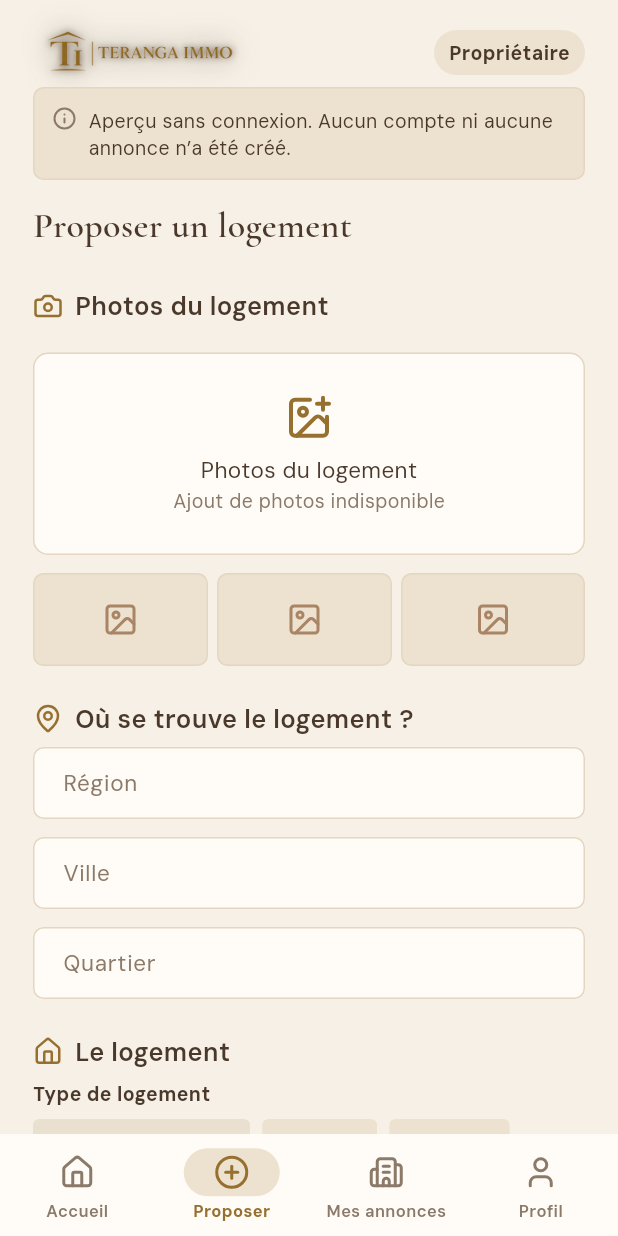
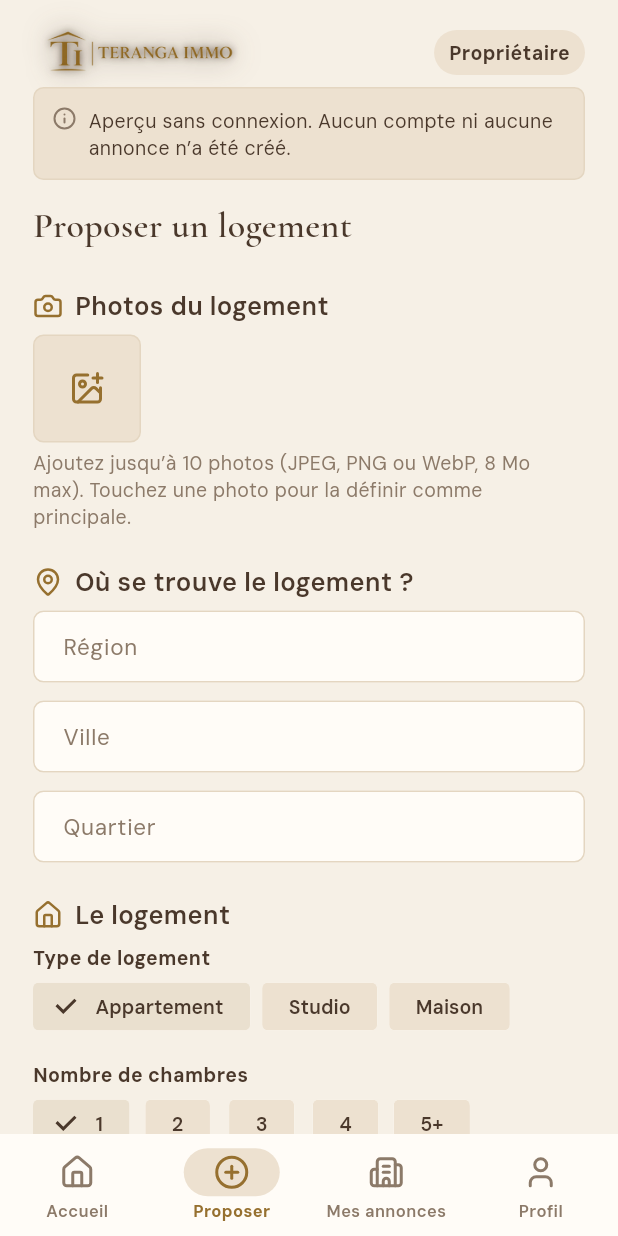
Before and after one commit to binetoukhoumatiossanacademy-code/teranga-immo, a Flutter app: the OwnerFlow screen opened directly, after a tap on "S’inscrire", after a tap on "Consulter les écrans sans connexion", after a tap on "Proposer un logement", on a phone screen of 412 x 824 dp. Run offline on Flutter 3.47's test engine with Material 3 defaults, Android fonts, the phone set to English and light mode, and no system bars; our stand-ins replace flutter_lucide, flutter_svg, image_picker, supabase_flutter; accounts and stored records are empty.

Commit message:
feat(supabase): brancher l'upload de photos sur la publication d'annonce
Ajoute image_picker pour selectionner jusqu'a 10 photos (JPEG/PNG/WebP,
8 Mo max) depuis l'ecran Proposer un logement, avec apercu, choix de
la photo principale et suppression. A l'envoi, chaque photo est
televersee dans le bucket Supabase Storage annonces-photos puis liee
a la version de l'annonce (photos_annonces, annonces_versions_photos),
ce qui permet enfin a soumettre_annonce de reussir quand au moins une
photo principale est fournie.

Co-Authored-By: Claude Sonnet 5 <noreply@anthropic.com>

```diff
--- a/lib/owner_flow.dart
+++ b/lib/owner_flow.dart
@@ -1,5 +1,8 @@
+import 'dart:typed_data';
+
 import 'package:flutter/material.dart';
 import 'package:flutter_lucide/flutter_lucide.dart';
+import 'package:image_picker/image_picker.dart';
 import 'account_page.dart';
 import 'account_service.dart';
 import 'announcement_service.dart';
@@ -7,6 +10,25 @@ import 'design_system/design_system.dart';
 import 'models/account_role.dart';
 import 'models/announcement.dart';
 import 'tenant_widgets.dart';
+
+class _PickedPhoto {
+  _PickedPhoto({required this.bytes, required this.mimeType});
+  final Uint8List bytes;
+  final String mimeType;
+}
+
+String? _mimeTypeFor(XFile file, String? reported) {
+  if (reported == 'image/jpeg' ||
+      reported == 'image/png' ||
+      reported == 'image/webp') {
+    return reported;
+  }
+  final name = file.name.toLowerCase();
+  if (name.endsWith('.png')) return 'image/png';
+  if (name.endsWith('.webp')) return 'image/webp';
+  if (name.endsWith('.jpg') || name.endsWith('.jpeg')) return 'image/jpeg';
+  return null;
+}
 
 /// Parcours visuel propriétaire. La publication d'une annonce (brouillon,
 /// contact, envoi au contrôle) est raccordée à Supabase via
@@ -56,6 +78,8 @@ class _OwnerFlowState extends State<OwnerFlow> {
   int bedrooms = 1;
   bool furnished = false;
   DateTime? availableFrom;
+  final photos = <_PickedPhoto>[];
+  int? principalPhotoIndex;
   AnnouncementWorkflowId? lastDraftId;
   bool lastSubmitted = false;
   String? lastRefusalReason;
@@ -285,6 +309,15 @@ class _OwnerFlowState extends State<OwnerFlow> {
         phoneWhatsApp: phone,
         email: widget.account!.user!.email,
       );
+      for (var i = 0; i < photos.length; i++) {
+        await gateway.uploadPhoto(
+          announcementId: id,
+          bytes: photos[i].bytes,
+          mimeType: photos[i].mimeType,
+          order: i,
+          principal: i == principalPhotoIndex,
+        );
+      }
       var submitted = false;
       String? refusal;
       try {
@@ -738,51 +771,149 @@ class _OwnerFlowState extends State<OwnerFlow> {
       ],
     ),
   );
-  Widget photoSlots() => Padding(
+  Future<void> pickPhotos() async {
+    if (photos.length >= 10) return;
+    List<XFile> picked;
+    try {
+      picked = await ImagePicker().pickMultiImage(limit: 10 - photos.length);
+    } catch (_) {
+      if (mounted) {
+        setState(() => message = 'Impossible d’accéder à vos photos.');
+      }
+      return;
+    }
+    var rejected = false;
+    for (final file in picked) {
+      if (photos.length >= 10) break;
+      final bytes = await file.readAsBytes();
+      final mimeType = _mimeTypeFor(file, file.mimeType);
+      if (mimeType == null || bytes.length > 8388608) {
+        rejected = true;
+        continue;
+      }
+      photos.add(_PickedPhoto(bytes: bytes, mimeType: mimeType));
+    }
+    if (!mounted) return;
+    setState(() {
+      principalPhotoIndex ??= photos.isEmpty ? null : 0;
+      message = rejected
+          ? 'Certaines photos ont été ignorées (JPEG, PNG ou WebP, 8 Mo maximum).'
+          : message;
+    });
+  }
+
+  void removePhoto(int index) {
+    setState(() {
+      photos.removeAt(index);
+      if (photos.isEmpty) {
+        principalPhotoIndex = null;
+      } else if (principalPhotoIndex == index) {
+        principalPhotoIndex = 0;
+      } else if (principalPhotoIndex != null && principalPhotoIndex! > index) {
+        principalPhotoIndex = principalPhotoIndex! - 1;
+      }
+    });
+  }
+
+  Widget photoPicker({bool editable = true}) => Padding(
     padding: const EdgeInsets.only(bottom: TerangaSpacing.md),
-    child: Row(
-      children: [
-        for (var i = 0; i < 3; i++)
-          Expanded(
+    child: Column(
+      crossAxisAlignment: CrossAxisAlignment.start,
+      children: [
+        Wrap(
+          spacing: 8,
+          runSpacing: 8,
+          children: [
+            for (var i = 0; i < photos.length; i++)
+              SizedBox(
+                width: 72,
+                height: 72,
+                child: Stack(
+                  children: [
+                    ClipRRect(
+                      borderRadius: BorderRadius.circular(TerangaRadius.field),
+                      child: Image.memory(
+                        photos[i].bytes,
+                        width: 72,
+                        height: 72,
+                        fit: BoxFit.cover,
+                      ),
+                    ),
+                    if (editable && i != principalPhotoIndex)
+                      Positioned.fill(
+                        child: Material(
+                          color: Colors.transparent,
+                          child: InkWell(
+                            borderRadius: BorderRadius.circular(
+                              TerangaRadius.field,
+                            ),
+                            onTap: () =>
+                                setState(() => principalPhotoIndex = i),
+                          ),
+                        ),
+                      ),
+                    if (i == principalPhotoIndex)
+                      const Positioned(
+                        left: 4,
+                        top: 4,
+                        child: Icon(
+                          LucideIcons.star,
+                          size: 16,
+                          color: TerangaColors.gold,
+                        ),
+                      ),
+                    if (editable)
+                      Positioned(
+                        right: 2,
+                        top: 2,
+                        child: GestureDetector(
+                          onTap: () => removePhoto(i),
+                          child: const CircleAvatar(
+                            radius: 10,
+                            backgroundColor: Colors.black54,
+                            child: Icon(
+                              LucideIcons.x,
+                              size: 12,
+                              color: Colors.white,
+                            ),
+                          ),
+                        ),
+                      ),
+                  ],
+                ),
+              ),
+            if (editable && photos.length < 10)
+              InkWell(
+                onTap: pickPhotos,
+                borderRadius: BorderRadius.circular(TerangaRadius.field),
                 child: Container(
-              height: 62,
-              margin: EdgeInsets.only(right: i < 2 ? 6 : 0),
+                  width: 72,
+                  height: 72,
                   decoration: BoxDecoration(
                     color: TerangaColors.beige,
                     border: Border.all(color: TerangaColors.border),
                     borderRadius: BorderRadius.circular(TerangaRadius.field),
                   ),
                   child: const Icon(
-                LucideIcons.image,
-                color: TerangaColors.lightBrown,
-              ),
-            ),
-          ),
-      ],
-    ),
-  );
-  Widget photos() => Container(
-    height: 135,
-    margin: const EdgeInsets.symmetric(vertical: TerangaSpacing.md),
-    decoration: BoxDecoration(
-      color: TerangaColors.white,
-      border: Border.all(color: TerangaColors.border),
-      borderRadius: BorderRadius.circular(TerangaRadius.card),
-    ),
-    child: Center(
-      child: Column(
-        mainAxisSize: MainAxisSize.min,
-        children: [
-          const Icon(
                     LucideIcons.image_plus,
-            size: 32,
                     color: TerangaColors.gold,
                   ),
-          const SizedBox(height: TerangaSpacing.sm),
-          Text('Photos du logement', style: TerangaTypography.body),
-          Text('Ajout de photos indisponible', style: TerangaTypography.meta),
-        ],
-      ),
+                ),
+              ),
+          ],
+        ),
+        const SizedBox(height: TerangaSpacing.xs),
+        Text(
+          editable
+              ? (photos.isEmpty
+                    ? 'Ajoutez jusqu’à 10 photos (JPEG, PNG ou WebP, 8 Mo max). Touchez une photo pour la définir comme principale.'
+                    : '${photos.length} photo(s) · touchez une photo pour la définir comme principale.')
+              : (photos.isEmpty
+                    ? 'Aucune photo ajoutée.'
+                    : '${photos.length} photo(s) ajoutée(s).'),
+          style: TerangaTypography.meta,
+        ),
+      ],
     ),
   );
   Widget chips<T>(
@@ -825,8 +956,7 @@ class _OwnerFlowState extends State<OwnerFlow> {
         responsiveSections(
           [
             section(LucideIcons.camera, 'Photos du logement'),
-            photos(),
-            photoSlots(),
+            photoPicker(),
             section(LucideIcons.map_pin, 'Où se trouve le logement ?'),
             input('region', 'Région'),
             input('city', 'Ville'),
@@ -925,7 +1055,7 @@ class _OwnerFlowState extends State<OwnerFlow> {
           style: TerangaTypography.body,
         ),
         responsiveSections(
-          [photos(), photoSlots()],
+          [photoPicker(editable: false)],
           [
             title('${fields['rent']!.text} FCFA / mois'),
             Text(
--- a/pubspec.yaml
+++ b/pubspec.yaml
@@ -12,6 +12,7 @@ dependencies:
   supabase_flutter: ^2.17.2
   flutter_svg: ^2.1.0
   flutter_lucide: ^1.8.2
+  image_picker: ^1.1.2
 dev_dependencies:
   http: ^1.6.0
   flutter_test:
```
Also changed, not shown: lib/announcement_service.dart (+82 -8 lines), pubspec.lock, 2 other files. Lines whose indentation alone changed are shown as unchanged.
